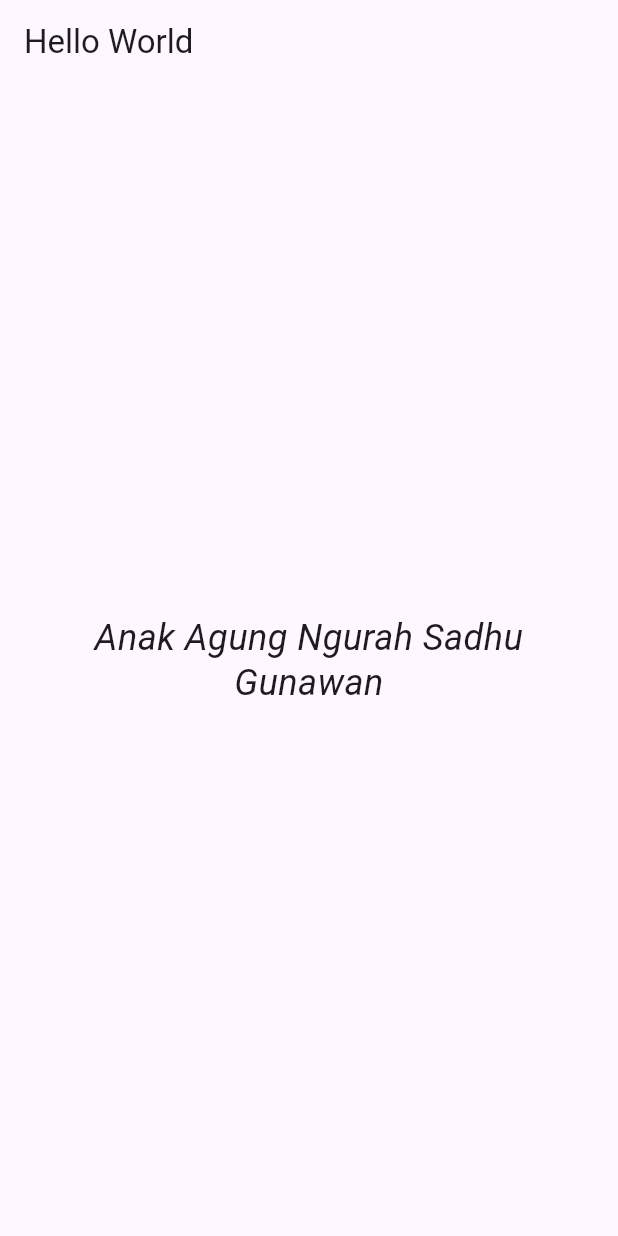
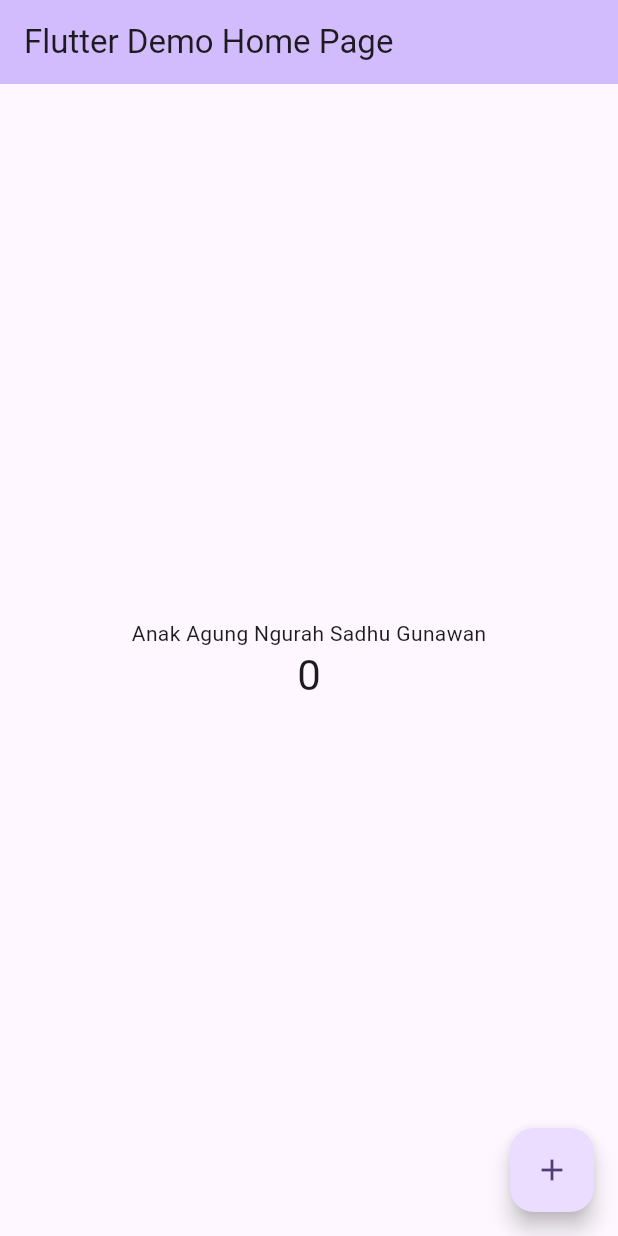
Before and after one commit to urpigu/flutter-fundamental-part1, a Flutter app: the screen it shows after launch, on a phone screen of 412 x 824 dp. Run offline on Flutter 3.47's test engine with Material 3 defaults, Android fonts, the phone set to English and light mode, and no system bars.

Commit message:
Perbaiki main.dart, tambah screenshot, dan tambahkan folder basic_widget beserta text_widget.dart

```diff
--- /dev/null
+++ b/lib/basic_widget/text_widget.dart
@@ -0,0 +1,14 @@
+import 'package:flutter/material.dart';
+
+class MyTextWidget extends StatelessWidget {
+  const MyTextWidget({Key? key}) : super(key: key);
+
+  @override
+  Widget build(BuildContext context) {
+    return const Text(
+      "Nama saya A. A. Ngurah Sadhu Gunawan, sedang belajar Pemrograman Mobile",
+      style: TextStyle(color: Colors.red, fontSize: 14),
+      textAlign: TextAlign.center,
+    );
+  }
+}
--- a/lib/main.dart
+++ b/lib/main.dart
@@ -1,64 +1,122 @@
 import 'package:flutter/material.dart';
 
-void main() => runApp(const MyApp());
+void main() {
+  runApp(const MyApp());
+}
 
 class MyApp extends StatelessWidget {
   const MyApp({super.key});
 
+  // This widget is the root of your application.
   @override
   Widget build(BuildContext context) {
-    final theme = ThemeData(
-      colorScheme: ColorScheme.fromSeed(seedColor: Colors.deepPurple),
-      useMaterial3: true,
-    );
-
     return MaterialApp(
-      title: 'Hello World',
-      theme: theme,
-      darkTheme: theme.copyWith(
-        colorScheme: ColorScheme.fromSeed(
-          seedColor: Colors.deepPurple,
-          brightness: Brightness.dark,
-        ),
+      title: 'Flutter Demo',
+      theme: ThemeData(
+        // This is the theme of your application.
+        //
+        // TRY THIS: Try running your application with "flutter run". You'll see
+        // the application has a purple toolbar. Then, without quitting the app,
+        // try changing the seedColor in the colorScheme below to Colors.green
+        // and then invoke "hot reload" (save your changes or press the "hot
+        // reload" button in a Flutter-supported IDE, or press "r" if you used
+        // the command line to start the app).
+        //
+        // Notice that the counter didn't reset back to zero; the application
+        // state is not lost during the reload. To reset the state, use hot
+        // restart instead.
+        //
+        // This works for code too, not just values: Most code changes can be
+        // tested with just a hot reload.
+        colorScheme: ColorScheme.fromSeed(seedColor: Colors.deepPurple),
       ),
-      debugShowCheckedModeBanner: false,
-      home: const HomePage(),
+      home: const MyHomePage(title: 'Flutter Demo Home Page'),
     );
   }
 }
 
-class HomePage extends StatelessWidget {
-  const HomePage({super.key});
+class MyHomePage extends StatefulWidget {
+  const MyHomePage({super.key, required this.title});
+
+  // This widget is the home page of your application. It is stateful, meaning
+  // that it has a State object (defined below) that contains fields that affect
+  // how it looks.
+
+  // This class is the configuration for the state. It holds the values (in this
+  // case the title) provided by the parent (in this case the App widget) and
+  // used by the build method of the State. Fields in a Widget subclass are
+  // always marked "final".
+
+  final String title;
+
+  @override
+  State<MyHomePage> createState() => _MyHomePageState();
+}
+
+class _MyHomePageState extends State<MyHomePage> {
+  int _counter = 0;
+
+  void _incrementCounter() {
+    setState(() {
+      // This call to setState tells the Flutter framework that something has
+      // changed in this State, which causes it to rerun the build method below
+      // so that the display can reflect the updated values. If we changed
+      // _counter without calling setState(), then the build method would not be
+      // called again, and so nothing would appear to happen.
+      _counter++;
+    });
+  }
 
   @override
   Widget build(BuildContext context) {
-    final width = MediaQuery.of(context).size.width;
-    final base = width < 360
-        ? 18.0
-        : width < 600
-        ? 24.0
-        : 32.0;
-
+    // This method is rerun every time setState is called, for instance as done
+    // by the _incrementCounter method above.
+    //
+    // The Flutter framework has been optimized to make rerunning build methods
+    // fast, so that you can just rebuild anything that needs updating rather
+    // than having to individually change instances of widgets.
     return Scaffold(
-      appBar: AppBar(title: const Text('Hello World')),
+      appBar: AppBar(
+        // TRY THIS: Try changing the color here to a specific color (to
+        // Colors.amber, perhaps?) and trigger a hot reload to see the AppBar
+        // change color while the other colors stay the same.
+        backgroundColor: Theme.of(context).colorScheme.inversePrimary,
+        // Here we take the value from the MyHomePage object that was created by
+        // the App.build method, and use it to set our appbar title.
+        title: Text(widget.title),
+      ),
       body: Center(
-        child: Padding(
-          padding: const EdgeInsets.all(16),
-          child: Semantics(
-            header: true,
-            label: 'Nama lengkap',
-            child: Text(
-              'Anak Agung Ngurah Sadhu Gunawan',
-              textAlign: TextAlign.center,
-              style: TextStyle(
-                fontSize: base,
-                fontStyle: FontStyle.italic, // tidak bold, dibuat miring
-                height: 1.25,
-              ),
+        // Center is a layout widget. It takes a single child and positions it
+        // in the middle of the parent.
+        child: Column(
+          // Column is also a layout widget. It takes a list of children and
+          // arranges them vertically. By default, it sizes itself to fit its
+          // children horizontally, and tries to be as tall as its parent.
+          //
+          // Column has various properties to control how it sizes itself and
+          // how it positions its children. Here we use mainAxisAlignment to
+          // center the children vertically; the main axis here is the vertical
+          // axis because Columns are vertical (the cross axis would be
+          // horizontal).
+          //
+          // TRY THIS: Invoke "debug painting" (choose the "Toggle Debug Paint"
+          // action in the IDE, or press "p" in the console), to see the
+          // wireframe for each widget.
+          mainAxisAlignment: MainAxisAlignment.center,
+          children: <Widget>[
+            const Text('Anak Agung Ngurah Sadhu Gunawan'),
+            Text(
+              '$_counter',
+              style: Theme.of(context).textTheme.headlineMedium,
             ),
-          ),
+          ],
         ),
       ),
+      floatingActionButton: FloatingActionButton(
+        onPressed: _incrementCounter,
+        tooltip: 'Increment',
+        child: const Icon(Icons.add),
+      ), // This trailing comma makes auto-formatting nicer for build methods.
     );
   }
 }
```
Also changed, not shown: images/01.png.
